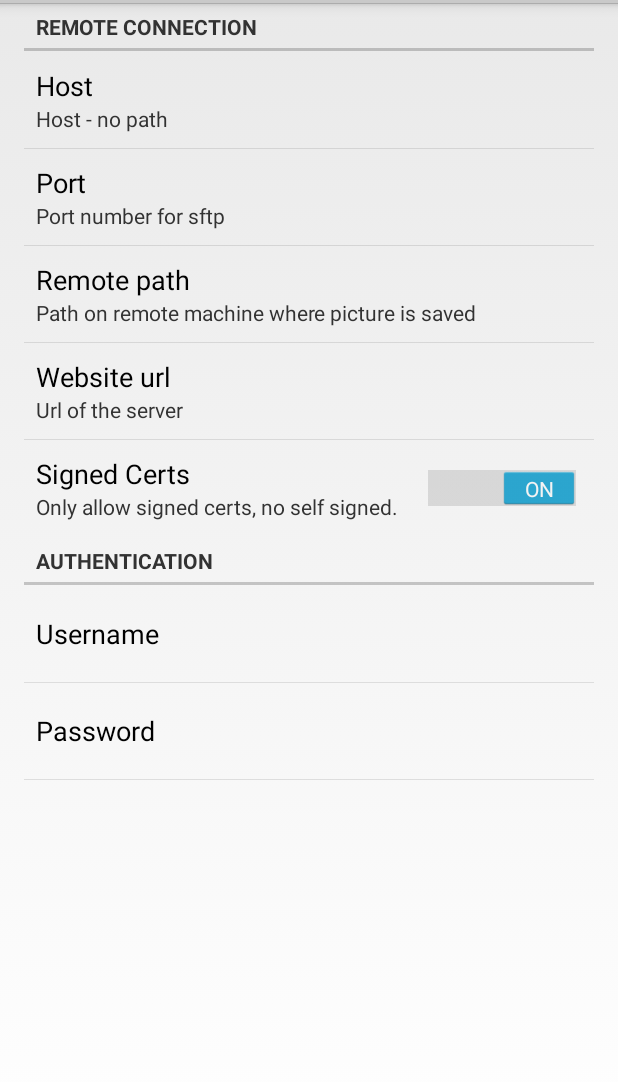
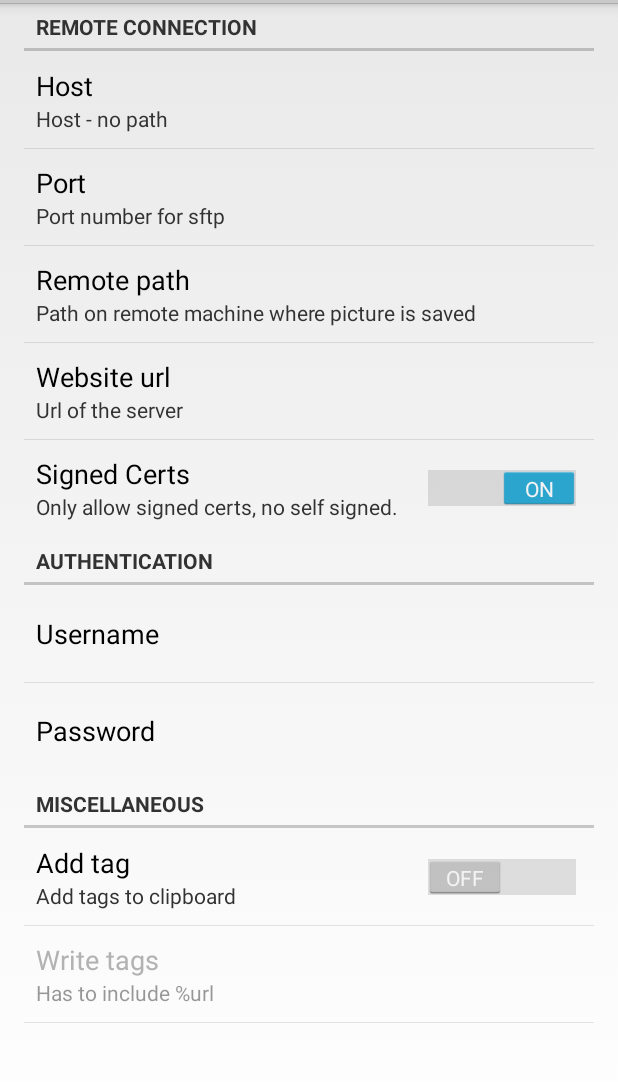
Before and after one commit to davols/android-light-dasftp, an Android app: the SettingsActivity screen opened directly, with no data from a screen before it, on a phone screen of 412 x 824 dp, the part 69-1151 px from its top. Run offline under Robolectric (Android 15) with nearby library versions, the phone set to English and light mode, and no system bars.

Commit message:
New icon, added auto add tags to clipboard in preferences and clipboard.

```diff
--- a/app/src/main/java/com/github/olsdav/dasftp/ShareActivity.java
+++ b/app/src/main/java/com/github/olsdav/dasftp/ShareActivity.java
@@ -202,8 +202,18 @@ public class ShareActivity extends Activity{
                     .setProgress(0,0,false);
             mNotifyManager.notify(1, mBuilder.build());
             if(result!=null) {
-            	ClipData clip = ClipData.newPlainText("simple text",prefs.getString("pref_url",null)+result);
-            	clipboard.setPrimaryClip(clip);
+                if(prefs.getBoolean("pref_tag",false)) {
+                    String url = prefs.getString("pref_url",null)+result;
+                    String shareUrl = prefs.getString("pref_tag_txt","[img]%url[/img]").replace("%url",url);
+                    ClipData clip = ClipData.newPlainText("simple text",shareUrl);
+                    clipboard.setPrimaryClip(clip);
+                }
+                else {
+                    ClipData clip = ClipData.newPlainText("simple text",prefs.getString("pref_url",null)+result);
+                    clipboard.setPrimaryClip(clip);
+
+                }
+
             }
 		}
 
--- a/app/src/main/res/values/strings.xml
+++ b/app/src/main/res/values/strings.xml
@@ -21,4 +21,11 @@
     <string name="pref_user">Username</string>
     <string name="pref_passwd">Password</string>
 
+    <!--Misc -->
+    <string name="pref_tag_summ">Add tags to clipboard</string>
+    <string name="pref_tag">Add tag</string>
+
+    <string name="pref_tag_txt_summ">Has to include %url</string>
+    <string name="pref_tag_txt">Write tags</string>
+
 </resources>
--- a/app/src/main/res/xml/mypreferences.xml
+++ b/app/src/main/res/xml/mypreferences.xml
@@ -43,7 +43,21 @@
             android:key="pref_passwd"
             android:title="@string/pref_passwd" />
     </PreferenceCategory>
+    <PreferenceCategory
+        android:title="Miscellaneous"
+        >
+    <SwitchPreference
+        android:defaultValue="false"
+        android:key="pref_tag"
+        android:summary="@string/pref_tag_summ"
+        android:title="@string/pref_tag" />
 
-
-
+    <EditTextPreference
+        android:dependency="pref_tag"
+        android:inputType="textUri"
+        android:defaultValue="[img]%url[/img]"
+        android:key="pref_tag_txt"
+        android:summary="@string/pref_tag_txt_summ"
+        android:title="@string/pref_tag_txt" />
+    </PreferenceCategory>
 </PreferenceScreen>
```
Also changed, not shown: app/src/main/res/drawable-xxhdpi/ic_launcher.png, 1 other file.
